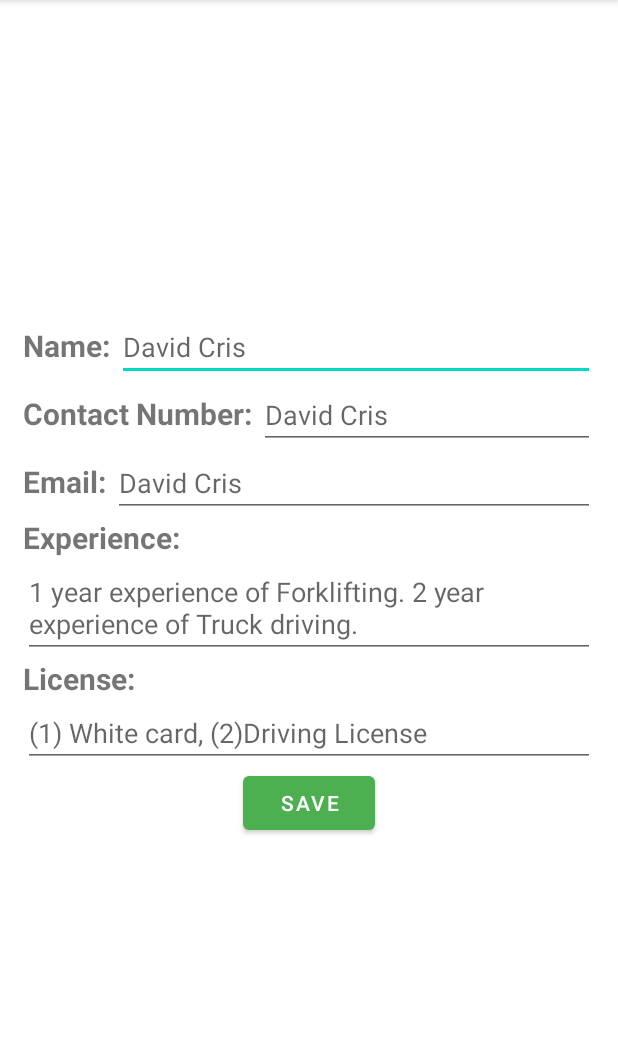
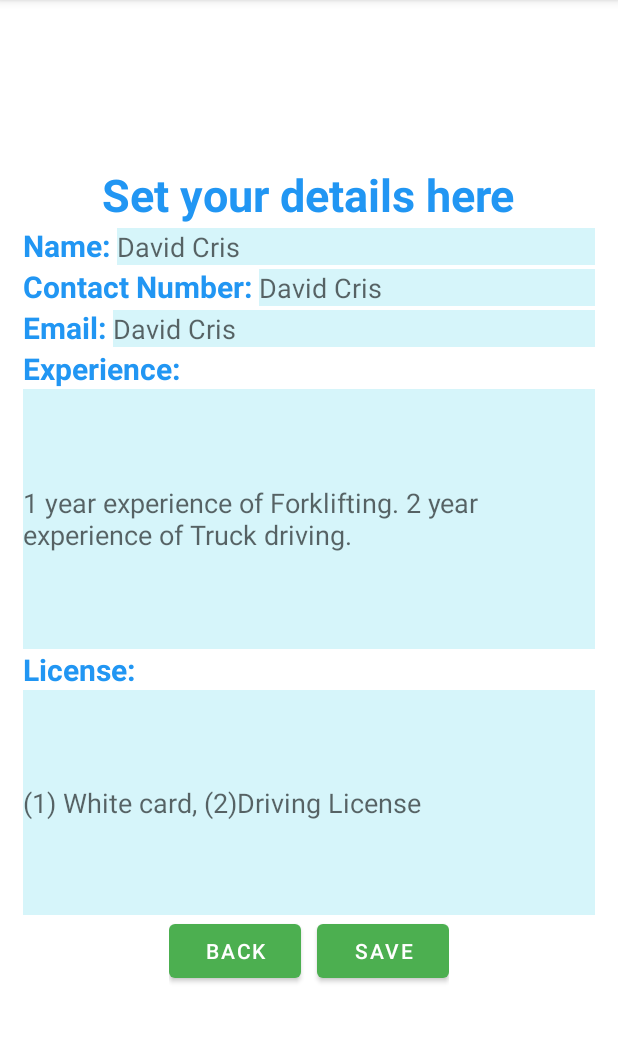
Before and after one commit to MdTalatMahmud/EmployeeHireEmployeePanel, an Android app: the SetMyContactDetailsActivity screen opened directly, with no data from a screen before it, on a phone screen of 412 x 824 dp, the part 84-1127 px from its top. Run offline under Robolectric (Android 15) with nearby library versions, the phone set to English and light mode, and no system bars; our stand-ins replace Firebase (no records; nobody signed in at launch, a user with empty details on screens opened directly).

Commit message:
1.back button 2.applicant detail design added

```diff
--- a/app/src/main/java/au/mgemployeehire/employeehireemployeepanel/SetMyContactDetailsActivity.java
+++ b/app/src/main/java/au/mgemployeehire/employeehireemployeepanel/SetMyContactDetailsActivity.java
@@ -21,7 +21,7 @@ import com.google.firebase.database.ValueEventListener;
 public class SetMyContactDetailsActivity extends AppCompatActivity {
 
     private EditText nameEditText, contactNumberEditText, emailEditText, experienceEditText, LicenseEditText;
-    private Button applicantDetailsSaveButton;
+    private Button applicantDetailsSaveButton, backButton;
     private DatabaseReference databaseReference, databaseReference2;
 
     @Override
@@ -38,6 +38,7 @@ public class SetMyContactDetailsActivity extends AppCompatActivity {
         experienceEditText = findViewById(R.id.applicantExperienceID);
         LicenseEditText = findViewById(R.id.applicantLicenseID);
         applicantDetailsSaveButton = findViewById(R.id.saveApplicantDetailsBtnID);
+        backButton = findViewById(R.id.backBtnID);
 
         //getting user email UID
         String user_id = FirebaseAuth.getInstance().getCurrentUser().getUid();
@@ -72,6 +73,14 @@ public class SetMyContactDetailsActivity extends AppCompatActivity {
             }
         });
 
+        //back button functioning
+        backButton.setOnClickListener(new View.OnClickListener() {
+            @Override
+            public void onClick(View v) {
+                SetMyContactDetailsActivity.super.onBackPressed();
+            }
+        });
+
         //save data using button
         applicantDetailsSaveButton.setOnClickListener(new View.OnClickListener() {
             @Override
--- a/app/src/main/res/layout/activity_set_my_contact_details.xml
+++ b/app/src/main/res/layout/activity_set_my_contact_details.xml
@@ -9,6 +9,15 @@
     android:padding="15dp"
     tools:context=".SetMyContactDetailsActivity">
 
+    <TextView
+        android:layout_width="wrap_content"
+        android:layout_height="wrap_content"
+        android:textSize="30dp"
+        android:textStyle="bold"
+        android:text="Set your details here"
+        android:textColor="#2196F3"
+        android:layout_gravity="center_horizontal"/>
+
 <!--    staff name-->
     <LinearLayout
         android:layout_width="match_parent"
@@ -18,11 +27,13 @@
             android:layout_height="wrap_content"
             android:textSize="20dp"
             android:textStyle="bold"
+            android:textColor="#2196F3"
             android:text="Name: "/>
         <EditText
             android:id="@+id/staffNameID"
             android:layout_width="match_parent"
             android:layout_height="wrap_content"
+            android:background="#D6F5FA"
             android:hint="David Cris"/>
     </LinearLayout>
 
@@ -35,11 +46,13 @@
             android:layout_height="wrap_content"
             android:textSize="20dp"
             android:textStyle="bold"
+            android:textColor="#2196F3"
             android:text="Contact Number: "/>
         <EditText
             android:id="@+id/contactNumberID"
             android:layout_width="match_parent"
             android:layout_height="wrap_content"
+            android:background="#D6F5FA"
             android:hint="David Cris"/>
     </LinearLayout>
 
@@ -52,11 +65,13 @@
             android:layout_height="wrap_content"
             android:textSize="20dp"
             android:textStyle="bold"
+            android:textColor="#2196F3"
             android:text="Email: "/>
         <EditText
             android:id="@+id/applicantEmailID"
             android:layout_width="match_parent"
             android:layout_height="wrap_content"
+            android:background="#D6F5FA"
             android:hint="David Cris"/>
     </LinearLayout>
 
@@ -70,11 +85,15 @@
             android:layout_height="wrap_content"
             android:textSize="20dp"
             android:textStyle="bold"
+            android:textColor="#2196F3"
             android:text="Experience: "/>
         <EditText
             android:id="@+id/applicantExperienceID"
             android:layout_width="match_parent"
-            android:layout_height="wrap_content"
+            android:layout_height="173dp"
+            android:ems="13"
+            android:inputType="textMultiLine"
+            android:background="#D6F5FA"
             android:hint="1 year experience of Forklifting. 2 year experience of Truck driving."/>
     </LinearLayout>
 
@@ -88,20 +107,37 @@
             android:layout_height="wrap_content"
             android:textSize="20dp"
             android:textStyle="bold"
+            android:textColor="#2196F3"
             android:text="License: "/>
         <EditText
             android:id="@+id/applicantLicenseID"
             android:layout_width="match_parent"
-            android:layout_height="wrap_content"
+            android:layout_height="150dp"
+            android:ems="13"
+            android:inputType="textMultiLine"
+            android:background="#D6F5FA"
             android:hint="(1) White card, (2)Driving License"/>
     </LinearLayout>
 
+    <LinearLayout
+        android:layout_width="wrap_content"
+        android:layout_height="wrap_content"
+        android:layout_gravity="center_horizontal">
+    <Button
+        android:id="@+id/backBtnID"
+        android:layout_width="wrap_content"
+        android:layout_height="wrap_content"
+        android:layout_gravity="center_horizontal"
+        android:layout_marginRight="5dp"
+        android:text="Back"/>
     <Button
         android:id="@+id/saveApplicantDetailsBtnID"
         android:layout_width="wrap_content"
         android:layout_height="wrap_content"
         android:layout_gravity="center_horizontal"
+        android:layout_marginLeft="5dp"
         android:text="Save"/>
+    </LinearLayout>
 
 
 
```
